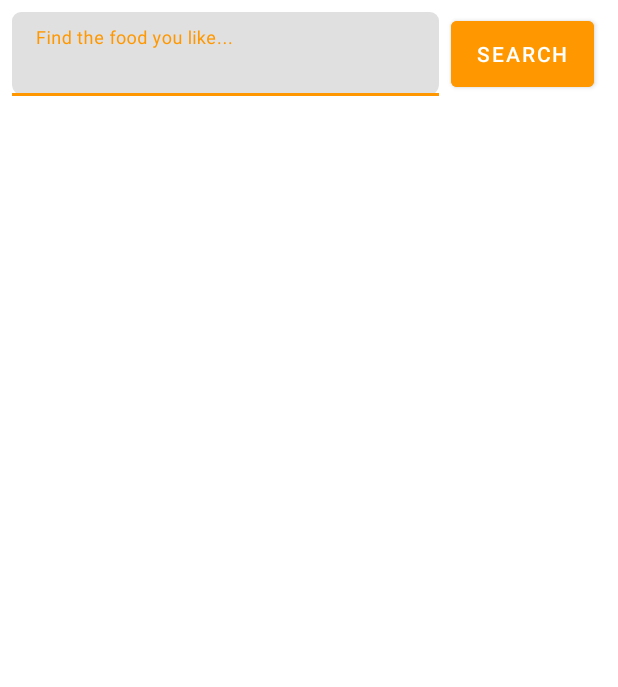
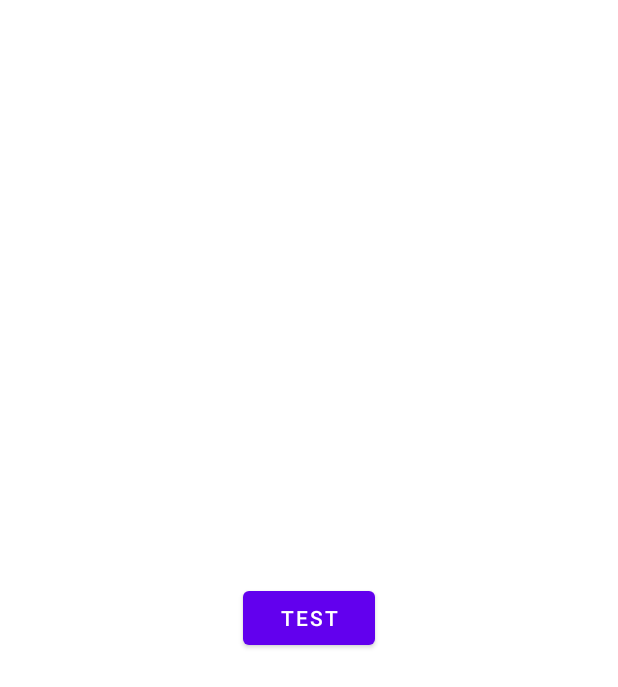
Before and after one commit to adiupd123/CookMaster, an Android app: the layout activity_main.xml on its own in the app's theme, with its tools: preview values and no code run, on a phone screen of 412 x 824 dp. Shown: the top 687 px of the screen. Run offline under Robolectric (Android 15) with nearby library versions, the phone set to English and light mode, and no system bars; network calls fail.

```diff
--- a/app/build.gradle
+++ b/app/build.gradle
@@ -47,6 +47,7 @@ dependencies {
     //Retrofit
     implementation 'com.squareup.retrofit2:retrofit:2.9.0'
     implementation("com.squareup.retrofit2:converter-jackson:2.9.0")
+    implementation 'com.squareup.retrofit2:converter-gson:2.9.0'
     implementation("com.squareup.okhttp3:okhttp:4.10.0")
 
     //Glide
--- a/app/src/main/AndroidManifest.xml
+++ b/app/src/main/AndroidManifest.xml
@@ -2,7 +2,7 @@
 <manifest xmlns:android="http://schemas.android.com/apk/res/android"
     xmlns:tools="http://schemas.android.com/tools">
 
-    <uses-permission android:name="android.permission.INTERNET"/>
+    <uses-permission android:name="android.permission.INTERNET" />
 
     <application
         android:allowBackup="true"
--- a/app/src/main/java/com/adiupd123/cookmaster/RetrofitClient.kt
+++ b/app/src/main/java/com/adiupd123/cookmaster/RetrofitClient.kt
@@ -2,6 +2,7 @@ package com.adiupd123.cookmaster
 
 import okhttp3.OkHttpClient
 import retrofit2.Retrofit
+import retrofit2.converter.gson.GsonConverterFactory
 import retrofit2.converter.jackson.JacksonConverterFactory
 import java.util.concurrent.TimeUnit
 
@@ -21,6 +22,6 @@ object RetrofitClient {
         Retrofit.Builder()
             .client(okHttpClient)
             .baseUrl(BASE_URL)
-            .addConverterFactory(JacksonConverterFactory.create())
+            .addConverterFactory(GsonConverterFactory.create())
             .build()
 }
--- a/app/src/main/java/com/adiupd123/cookmaster/classes/Show.kt
+++ b/app/src/main/java/com/adiupd123/cookmaster/classes/Show.kt
@@ -1,8 +1,8 @@
 package com.adiupd123.cookmaster.classes
 
-import com.fasterxml.jackson.annotation.JsonProperty
+import com.google.gson.annotations.SerializedName
 
 class Show(
-    @JsonProperty("id") val id: Int,
-    @JsonProperty("name")  val name: String
+    @SerializedName("id") val id: Int,
+    @SerializedName("name")  val name: String
 )
--- a/app/src/main/java/com/adiupd123/cookmaster/classes/Topic.kt
+++ b/app/src/main/java/com/adiupd123/cookmaster/classes/Topic.kt
@@ -1,8 +1,8 @@
 package com.adiupd123.cookmaster.classes
 
-import com.fasterxml.jackson.annotation.JsonProperty
+import com.google.gson.annotations.SerializedName
 
 class Topic(
-    @JsonProperty("name") val name: String,
-    @JsonProperty("slug")val slug: String
+    @SerializedName("name") val name: String,
+    @SerializedName("slug")val slug: String
 )
--- a/app/src/main/res/layout/activity_main.xml
+++ b/app/src/main/res/layout/activity_main.xml
@@ -7,67 +7,13 @@
     android:padding="8dp"
     tools:context=".MainActivity">
 
-    <LinearLayout
-        android:id="@+id/linearLayout"
-        android:layout_width="match_parent"
-        android:layout_height="wrap_content"
-        android:orientation="horizontal"
-        app:layout_constraintEnd_toEndOf="parent"
-        app:layout_constraintStart_toStartOf="parent"
-        app:layout_constraintTop_toTopOf="parent">
-
-
-        <com.google.android.material.textfield.TextInputLayout
-            android:id="@+id/search_inputLayout"
-            android:layout_width="0dp"
-            android:layout_weight="0.75"
-            android:layout_height="wrap_content"
-            android:hint="Find the food you like..."
-            app:boxCornerRadiusBottomEnd="8dp"
-            app:boxCornerRadiusBottomStart="8dp"
-            app:boxCornerRadiusTopEnd="6dp"
-            app:boxCornerRadiusTopStart="6dp"
-            app:boxStrokeColor="@color/orange"
-            app:hintTextColor="@color/orange">
-            <!--    app:boxBackgroundMode="none"-->
-
-            <EditText
-                android:id="@+id/search_editText"
-                android:layout_width="match_parent"
-                android:layout_height="wrap_content"/>
-
-        </com.google.android.material.textfield.TextInputLayout>
-
-        <Button
-            android:id="@+id/search_button"
-            android:layout_width="0dp"
-            android:layout_weight="0.25"
-            android:layout_marginLeft="8dp"
-            android:layout_marginRight="8dp"
-            android:layout_height="match_parent"
-            android:text="Search"
-            android:backgroundTint="@color/orange"/>
-    </LinearLayout>
-
-    <androidx.recyclerview.widget.RecyclerView
-        android:id="@+id/recipes_recyclerView"
-        android:layout_width="0dp"
-        android:layout_height="0dp"
-        android:layout_marginTop="8dp"
-        android:padding="4dp"
-        app:layout_constraintEnd_toEndOf="parent"
-        app:layout_constraintStart_toStartOf="parent"
-        app:layout_constraintTop_toBottomOf="@id/linearLayout"
-        app:layout_constraintBottom_toBottomOf="parent"/>
-
-    <ProgressBar
-        android:id="@+id/progressBar"
+    <Button
+        android:id="@+id/button"
         android:layout_width="wrap_content"
         android:layout_height="wrap_content"
-        android:visibility="gone"
+        android:text="TEST"
         app:layout_constraintBottom_toBottomOf="parent"
         app:layout_constraintEnd_toEndOf="parent"
         app:layout_constraintStart_toStartOf="parent"
         app:layout_constraintTop_toTopOf="parent" />
-
 </androidx.constraintlayout.widget.ConstraintLayout>
```
Also changed, not shown: app/src/main/java/com/adiupd123/cookmaster/MainActivity.kt (+16 -33 lines), app/src/main/java/com/adiupd123/cookmaster/classes/Component.kt (+7 -7 lines), app/src/main/java/com/adiupd123/cookmaster/classes/Credit.kt (+4 -3 lines), app/src/main/java/com/adiupd123/cookmaster/classes/Ingredient.kt (+8 -7 lines), app/src/main/java/com/adiupd123/cookmaster/classes/Instruction.kt (+8 -8 lines), app/src/main/java/com/adiupd123/cookmaster/classes/Measurement.kt (+4 -4 lines), app/src/main/java/com/adiupd123/cookmaster/classes/Nutrition.kt (+8 -8 lines), app/src/main/java/com/adiupd123/cookmaster/classes/Price.kt (+7 -6 lines), app/src/main/java/com/adiupd123/cookmaster/classes/Recipe.kt (+52 -52 lines), app/src/main/java/com/adiupd123/cookmaster/classes/RecipeResponse.kt (+4 -3 lines), app/src/main/java/com/adiupd123/cookmaster/classes/Section.kt (+4 -4 lines), app/src/main/java/com/adiupd123/cookmaster/classes/Tag.kt (+5 -5 lines), app/src/main/java/com/adiupd123/cookmaster/classes/Unit.kt (+6 -6 lines), app/src/main/java/com/adiupd123/cookmaster/classes/UserRatings.kt (+4 -4 lines).
